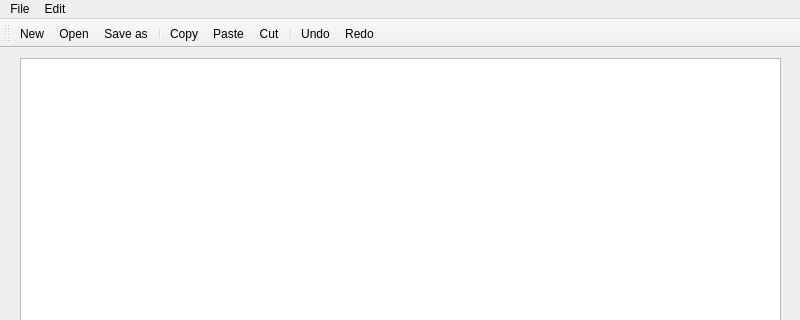
Qt form forms/mainwindow.ui (AlexisSonolet/WriteScreener) before a commit; both pictures show x 0 to 800 and y 0 to 320 of the 800 by 600 pixel window.
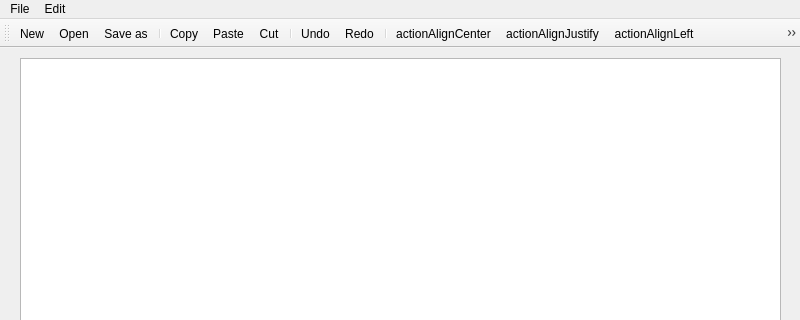
The same form after that commit. Icons and pictures are not drawn.

Patch:
```diff
--- a/forms/mainwindow.ui
+++ b/forms/mainwindow.ui
@@ -101,6 +101,14 @@
    <addaction name="separator"/>
    <addaction name="actionUndo"/>
    <addaction name="actionRedo"/>
+   <addaction name="separator"/>
+   <addaction name="actionactionAlignCenter"/>
+   <addaction name="actionactionAlignJustify"/>
+   <addaction name="actionactionAlignLeft"/>
+   <addaction name="actionactionAlignRight"/>
+   <addaction name="separator"/>
+   <addaction name="actionactionUppercase"/>
+   <addaction name="actionactionLowercase"/>
   </widget>
   <action name="actionNew">
    <property name="icon">
@@ -206,6 +214,60 @@
     <string>Police</string>
    </property>
   </action>
+  <action name="actionactionAlignCenter">
+   <property name="icon">
+    <iconset resource="../ressources/ressources.qrc">
+     <normaloff>:/images/images/new icons 2/icons8-align-center-24.png</normaloff>:/images/images/new icons 2/icons8-align-center-24.png</iconset>
+   </property>
+   <property name="text">
+    <string>actionAlignCenter</string>
+   </property>
+  </action>
+  <action name="actionactionAlignLeft">
+   <property name="icon">
+    <iconset resource="../ressources/ressources.qrc">
+     <normaloff>:/images/images/new icons 2/icons8-align-left-24.png</normaloff>:/images/images/new icons 2/icons8-align-left-24.png</iconset>
+   </property>
+   <property name="text">
+    <string>actionAlignLeft</string>
+   </property>
+  </action>
+  <action name="actionactionAlignRight">
+   <property name="icon">
+    <iconset resource="../ressources/ressources.qrc">
+     <normaloff>:/images/images/new icons 2/icons8-align-right-24.png</normaloff>:/images/images/new icons 2/icons8-align-right-24.png</iconset>
+   </property>
+   <property name="text">
+    <string>actionAlignRight</string>
+   </property>
+  </action>
+  <action name="actionactionAlignJustify">
+   <property name="icon">
+    <iconset resource="../ressources/ressources.qrc">
+     <normaloff>:/images/images/new icons 2/icons8-align-justify-24.png</normaloff>:/images/images/new icons 2/icons8-align-justify-24.png</iconset>
+   </property>
+   <property name="text">
+    <string>actionAlignJustify</string>
+   </property>
+  </action>
+  <action name="actionactionUppercase">
+   <property name="icon">
+    <iconset resource="../ressources/ressources.qrc">
+     <normaloff>:/images/images/new icons 2/icons8-uppercase-24.png</normaloff>:/images/images/new icons 2/icons8-uppercase-24.png</iconset>
+   </property>
+   <property name="text">
+    <string>actionUppercase</string>
+   </property>
+  </action>
+  <action name="actionactionLowercase">
+   <property name="icon">
+    <iconset resource="../ressources/ressources.qrc">
+     <normaloff>:/images/images/new icons 2/icons8-lowercase-24.png</normaloff>:/images/images/new icons 2/icons8-lowercase-24.png</iconset>
+   </property>
+   <property name="text">
+    <string>actionLowercase</string>
+   </property>
+  </action>
  </widget>
  <resources>
   <include location="../ressources/ressources.qrc"/>
```
